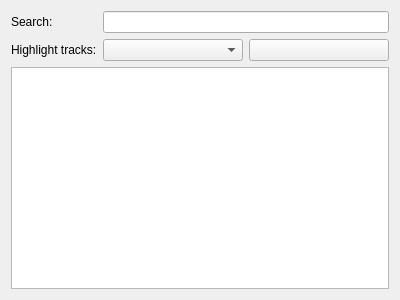
Old version of the form src/gui-remote/collectionwidget.ui in the repository hyperquantum/PMP.
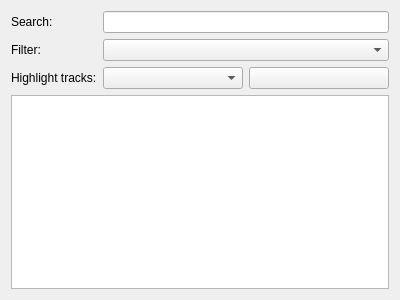
New version of the form.

Commit message:
Music collection view: add track filter
Add a track filter that is based on the existing track highlighting
mechanism. The user can select a predefined filter criterium like "never
heard", "length >= 5 min." or "score >= 85".

What changed in the file:
```diff
--- a/src/gui-remote/collectionwidget.ui
+++ b/src/gui-remote/collectionwidget.ui
@@ -36,14 +36,14 @@
        </property>
       </widget>
      </item>
-     <item row="1" column="0">
+     <item row="2" column="0">
       <widget class="QLabel" name="highlightTracksLabel">
        <property name="text">
         <string>Highlight tracks:</string>
        </property>
       </widget>
      </item>
-     <item row="1" column="1">
+     <item row="2" column="1">
       <layout class="QHBoxLayout" name="horizontalLayout">
        <item>
         <widget class="QComboBox" name="highlightTracksComboBox"/>
@@ -53,6 +53,16 @@
        </item>
       </layout>
      </item>
+     <item row="1" column="0">
+      <widget class="QLabel" name="filterTracksLabel">
+       <property name="text">
+        <string>Filter:</string>
+       </property>
+      </widget>
+     </item>
+     <item row="1" column="1">
+      <widget class="QComboBox" name="filterTracksComboBox"/>
+     </item>
     </layout>
    </item>
    <item>
```
The commit also changes 8 other files.
